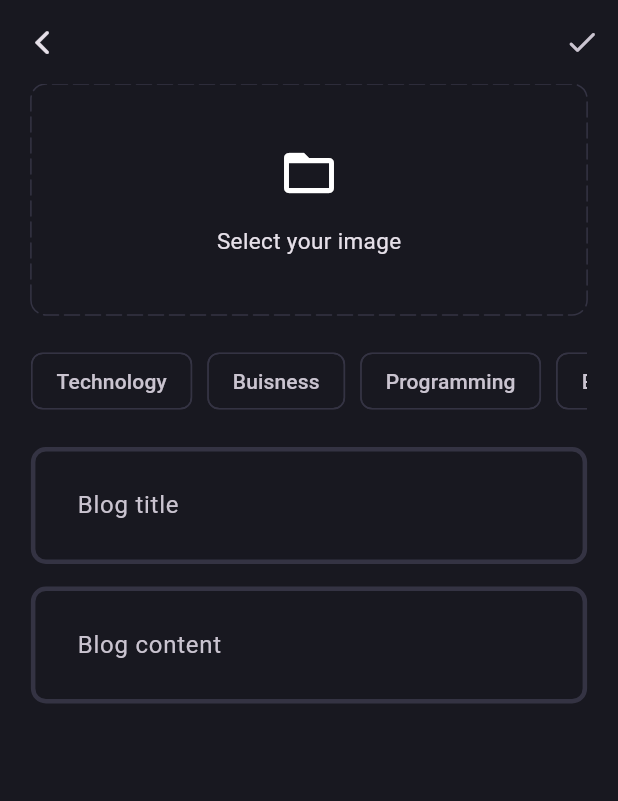
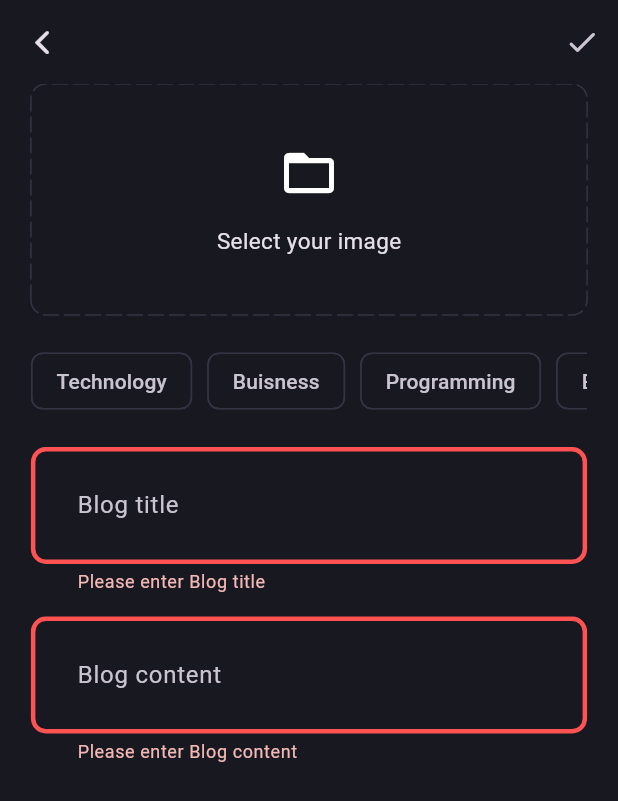
Before and after one commit to OmarWaled21/blog_app, a Flutter app: the AddNewBlogPage screen opened directly, after a tap on the "done" icon, on a phone screen of 412 x 824 dp. Shown: the top 801 px of the screen. Run offline on Flutter 3.47's test engine with Material 3 defaults, Android fonts, the phone set to English and light mode, and no system bars; drawn by our look-alikes of dotted_border; our stand-ins replace flutter_bloc, fpdart, get_it, image_picker, supabase_flutter; accounts and stored records are empty.

Commit message:
add dependencies and bloc to add new blog page with all logic

```diff
--- a/lib/core/theme/theme.dart
+++ b/lib/core/theme/theme.dart
@@ -13,6 +13,8 @@ class AppTheme {
     inputDecorationTheme: InputDecorationTheme(
       contentPadding: const EdgeInsets.all(27),
       enabledBorder: _border(),
+      border: _border(),
+      errorBorder: _border(AppPallete.errorColor),
       focusedBorder: _border(AppPallete.gradient2),
     ),
     chipTheme: const ChipThemeData(
--- a/lib/features/blog/presentation/pages/add_new_blog_page.dart
+++ b/lib/features/blog/presentation/pages/add_new_blog_page.dart
@@ -1,13 +1,19 @@
 import 'dart:io';
 
+import 'package:blog_app/core/common/cubits/app_user/app_user_cubit.dart';
+import 'package:blog_app/core/common/widgets/loader.dart';
 import 'package:blog_app/core/helper_extention/media_query_extention.dart';
 import 'package:blog_app/core/helper_extention/navigator_extention.dart';
 import 'package:blog_app/core/theme/app_pallete.dart';
 import 'package:blog_app/core/utils/pick_image.dart';
+import 'package:blog_app/core/utils/show_snackbar.dart';
+import 'package:blog_app/features/blog/presentation/bloc/blog_bloc.dart';
+import 'package:blog_app/features/blog/presentation/pages/blog_page.dart';
 import 'package:blog_app/features/blog/presentation/widgets/blog_editor.dart';
 import 'package:dotted_border/dotted_border.dart';
 import 'package:flutter/cupertino.dart';
 import 'package:flutter/material.dart';
+import 'package:flutter_bloc/flutter_bloc.dart';
 
 class AddNewBlogPage extends StatefulWidget {
   const AddNewBlogPage({super.key});
@@ -17,6 +23,8 @@ class AddNewBlogPage extends StatefulWidget {
 }
 
 class _AddNewBlogPageState extends State<AddNewBlogPage> {
+  final formKey = GlobalKey<FormState>();
+
   final TextEditingController titleController = TextEditingController();
   final TextEditingController contentController = TextEditingController();
 
@@ -30,6 +38,25 @@ class _AddNewBlogPageState extends State<AddNewBlogPage> {
       setState(() {
         image = pickedImage;
       });
+    }
+  }
+
+  void uploadBlog() {
+    if (formKey.currentState!.validate() &&
+        selectedTopics.isNotEmpty &&
+        image != null) {
+      final posterId =
+          (context.read<AppUserCubit>().state as AppUserLoggedIn).user.id;
+
+      context.read<BlogBloc>().add(
+            BlogUploadEvent(
+              posterId: posterId,
+              title: titleController.text.trim(),
+              content: contentController.text.trim(),
+              image: image!,
+              topics: selectedTopics,
+            ),
+          );
     }
   }
 
@@ -50,16 +77,32 @@ class _AddNewBlogPageState extends State<AddNewBlogPage> {
         ),
         actions: [
           IconButton(
-            onPressed: () {},
+            onPressed: uploadBlog,
             icon: const Icon(
               Icons.done_rounded,
             ),
           )
         ],
       ),
-      body: SingleChildScrollView(
+      body: BlocConsumer<BlogBloc, BlogState>(
+        listener: (context, state) {
+          if (state is BlogFaliure) {
+            showSnackBar(context, state.message);
+          } else if (state is BlogSuccess) {
+            context.pushAndRemoveUntil(const BlogPage());
+          }
+        },
+        builder: (context, state) {
+          if (state is BlogLoading) {
+            return const Loader();
+          }
+
+          return SingleChildScrollView(
             child: Padding(
-          padding: EdgeInsets.symmetric(horizontal: context.screenWidth * 0.05),
+              padding:
+                  EdgeInsets.symmetric(horizontal: context.screenWidth * 0.05),
+              child: Form(
+                key: formKey,
                 child: Column(
                   children: [
                     image != null
@@ -144,14 +187,19 @@ class _AddNewBlogPageState extends State<AddNewBlogPage> {
                         ),
                       ),
                     ),
-              BlogEditor(controller: titleController, hintText: 'Blog title'),
+                    BlogEditor(
+                        controller: titleController, hintText: 'Blog title'),
                     const SizedBox(height: 15),
                     BlogEditor(
-                  controller: contentController, hintText: 'Blog content'),
+                        controller: contentController,
+                        hintText: 'Blog content'),
                   ],
                 ),
               ),
             ),
           );
+        },
+      ),
+    );
   }
 }
--- a/lib/features/blog/presentation/widgets/blog_editor.dart
+++ b/lib/features/blog/presentation/widgets/blog_editor.dart
@@ -12,6 +12,12 @@ class BlogEditor extends StatelessWidget {
   @override
   Widget build(BuildContext context) {
     return TextFormField(
+      validator: (value) {
+        if (value!.trim().isEmpty) {
+          return 'Please enter $hintText';
+        }
+        return null;
+      },
       controller: controller,
       maxLines: null,
       decoration: InputDecoration(
--- a/lib/main.dart
+++ b/lib/main.dart
@@ -2,6 +2,7 @@ import 'package:blog_app/core/common/cubits/app_user/app_user_cubit.dart';
 import 'package:blog_app/core/theme/theme.dart';
 import 'package:blog_app/features/auth/presentation/bloc/auth_bloc.dart';
 import 'package:blog_app/features/auth/presentation/pages/login_page.dart';
+import 'package:blog_app/features/blog/presentation/bloc/blog_bloc.dart';
 import 'package:blog_app/features/blog/presentation/pages/blog_page.dart';
 import 'package:blog_app/init_dependencies.dart';
 import 'package:flutter/material.dart';
@@ -17,6 +18,9 @@ void main() async {
       ),
       BlocProvider(
         create: (_) => serviceLocator<AuthBloc>(),
+      ),
+      BlocProvider(
+        create: (_) => serviceLocator<BlogBloc>(),
       ),
     ],
     child: const BlogApp(),
```
Also changed, not shown: lib/init_dependencies.dart (+20 -0 lines). Lines whose indentation alone changed are shown as unchanged.
